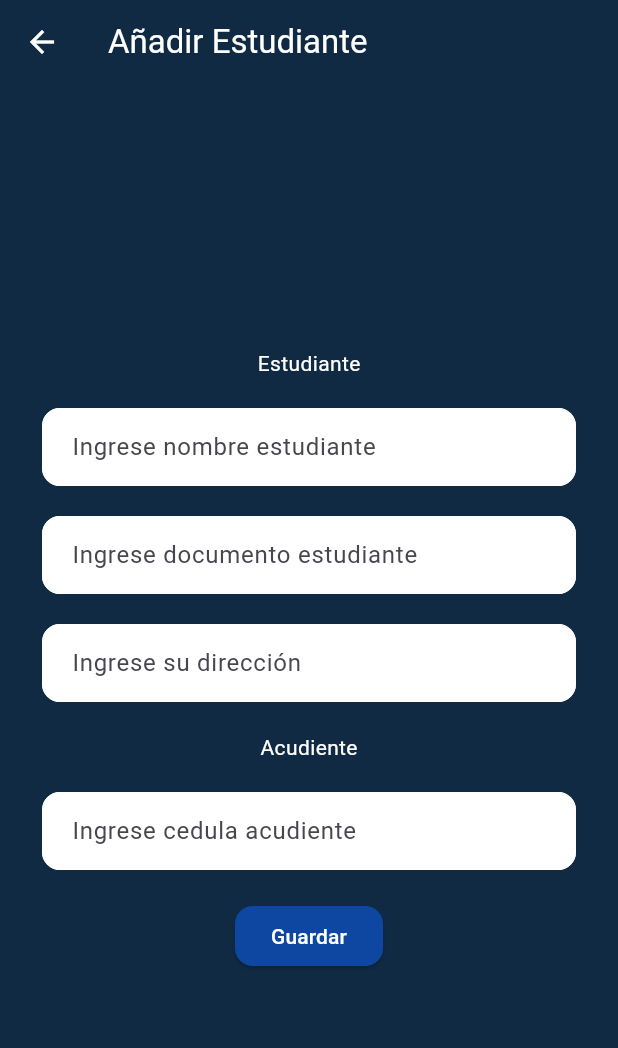
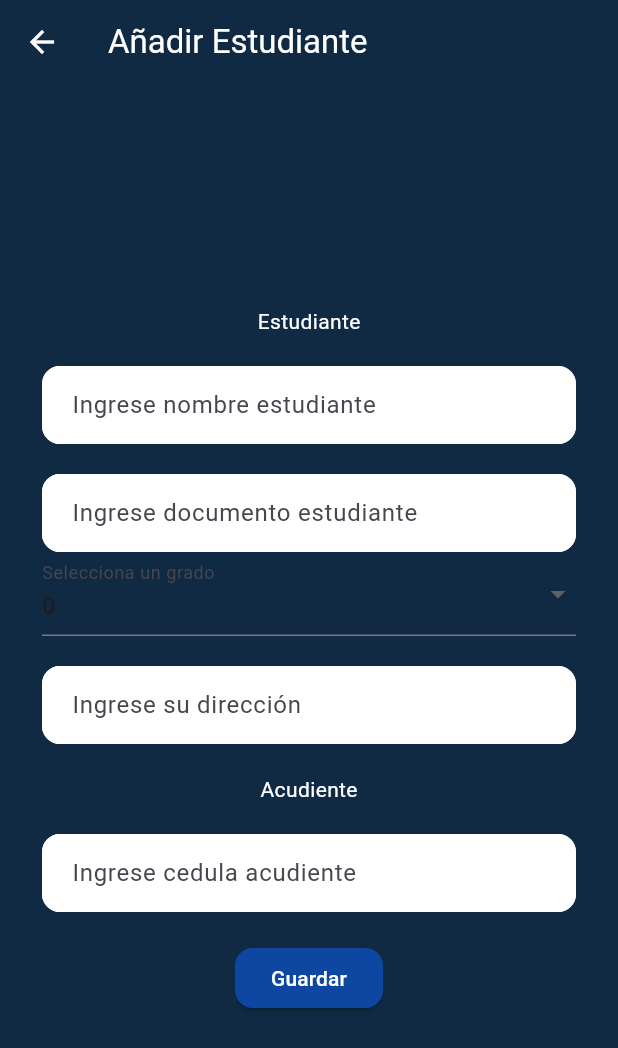
Before and after one commit to MigaPanV/School_Maps, a Flutter app: the AddEstudiante screen opened directly, on a phone screen of 412 x 824 dp. Shown: the top 1048 px of the screen. Run offline on Flutter 3.47's test engine with Material 3 defaults, Android fonts, the phone set to English and light mode, and no system bars; our stand-ins replace cloud_firestore, cloud_functions, firebase_auth, firebase_core, flutter_typeahead, geolocator and 3 more; missing offline and left inert: flutter_polyline_points; accounts and stored records are empty.

Commit message:
mejoras en el mapa

```diff
--- a/lib/domain/entities/estudiante.dart
+++ b/lib/domain/entities/estudiante.dart
@@ -3,7 +3,10 @@ class Estudiante{
 
   final String nombreEstudiante;
   final int documento;
+  final int grado;
   bool recogido;
+  final double lat;
+  final double lng;
   final int cedulaAcudiente;
   final String placaRutaAsignada;
   final String direccion;
@@ -12,6 +15,9 @@ class Estudiante{
 
     required this.nombreEstudiante,
     required this.documento,
+    required this.grado,
+    required this.lat,
+    required this.lng,
     required this.cedulaAcudiente,
     this.placaRutaAsignada = '',
     required this.direccion,
--- a/lib/infrastruture/model/database_estudiante_model.dart
+++ b/lib/infrastruture/model/database_estudiante_model.dart
@@ -5,6 +5,9 @@ class DatabaseEstudianteModel{
 
   final String nombreEstudiante;
   final int documento;
+  final int grado;
+  final double lat;
+  final double lng;
   bool recogido;
   final int cedulaAcudiente;
   final String placaRutaAsignada;
@@ -14,6 +17,9 @@ class DatabaseEstudianteModel{
 
     required this.nombreEstudiante,
     required this.documento,
+    required this.grado,
+    required this.lat,
+    required this.lng,
     required this.cedulaAcudiente,
     this.placaRutaAsignada = '',
     required this.direccion,
@@ -25,6 +31,9 @@ class DatabaseEstudianteModel{
 
     nombreEstudiante: firestore[ 'nombreEstudiante' ],
     documento: firestore[ 'documentoEstudiante' ],
+    grado: firestore[ 'grado' ],
+    lat: firestore[ 'lat' ],
+    lng: firestore[ 'lng' ],
     cedulaAcudiente: firestore[ 'cedulaAcudiente' ],
     placaRutaAsignada: firestore[ 'placa' ],
     direccion: firestore[ 'direccion' ]
@@ -33,6 +42,9 @@ class DatabaseEstudianteModel{
   Map<String, dynamic> toFirestore() => {
     'nombreEstudiante' : nombreEstudiante,
     'documentoEstudiante' : documento,
+    'grado' : grado,
+    'lat': lat,
+    'lng': lng,
     'cedulaAcudiente' : cedulaAcudiente,
     'placa' : placaRutaAsignada,
     'direccion' : direccion,
@@ -42,6 +54,9 @@ class DatabaseEstudianteModel{
 
     nombreEstudiante: nombreEstudiante,
     documento: documento,
+    grado: grado,
+    lat: lat,
+    lng: lng,
     cedulaAcudiente: cedulaAcudiente,
     placaRutaAsignada: placaRutaAsignada,
     direccion: direccion
--- a/lib/presentation/screens/rector/add_estudiante.dart
+++ b/lib/presentation/screens/rector/add_estudiante.dart
@@ -13,6 +13,9 @@ class AddEstudiante extends StatelessWidget {
     final FirestoreProvider firestore = context.watch<FirestoreProvider>();
 
     const double maxContentWidth = 800;
+
+    int? gradoSeleccionado = 0;
+    List<int> grados = [ 0, 1, 2, 3, 4, 5, 6, 7, 8, 9, 10, 11 ];
 
     if(!firestore.isLoading && firestore.isUploaded){
       return SafeArea(
@@ -99,6 +102,24 @@ class AddEstudiante extends StatelessWidget {
                                   onChanged: firestore.getDocumentoEstudiante,
                                 ),
 
+                                DropdownButtonFormField<int>(
+                                  decoration: const InputDecoration(labelText: 'Selecciona un grado'),
+                                  initialValue: gradoSeleccionado,
+                                  items: grados
+                                      .map((c) => DropdownMenuItem(
+                                            value: c,
+                                            child: Text( c.toString() ),
+                                          ))
+                                      .toList(),
+                                  onChanged: (value) {
+                                    firestore.getGrado( value );
+                                    //(() {
+                                    //   gradoSeleccionado = value;
+                                    //   // errorPopup = null;
+                                    // });
+                                  },
+                                ),
+
                                 SizedBox(height: 20),
 
                                 CustomTextField(
```
Also changed, not shown: lib/presentation/provider/firestore_provider.dart (+120 -8 lines), lib/presentation/screens/maps/route_tracking_page.dart (+77 -45 lines), lib/presentation/screens/rector/crear_ruta.dart (+64 -19 lines), 1 other file.
